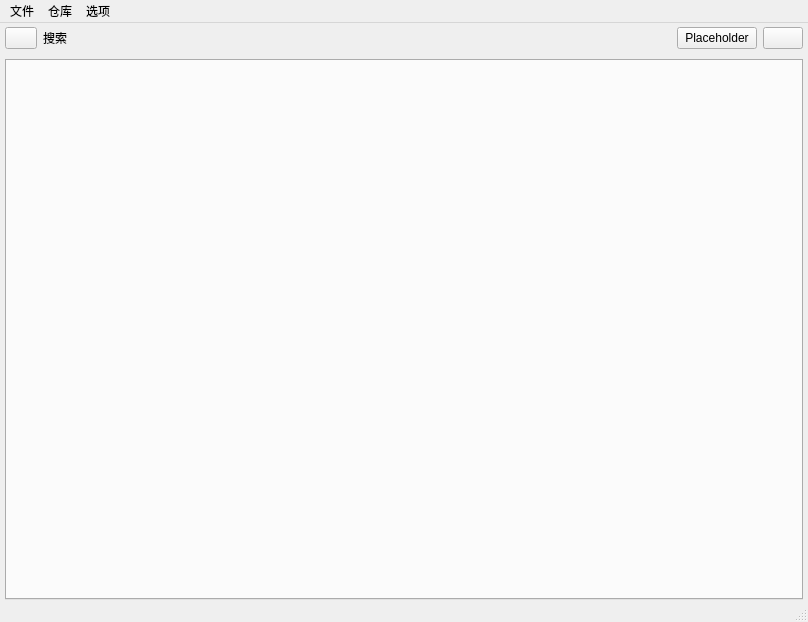
Craftkuro/StickerGenie, file src/ui/main_window.ui: the form before one commit.
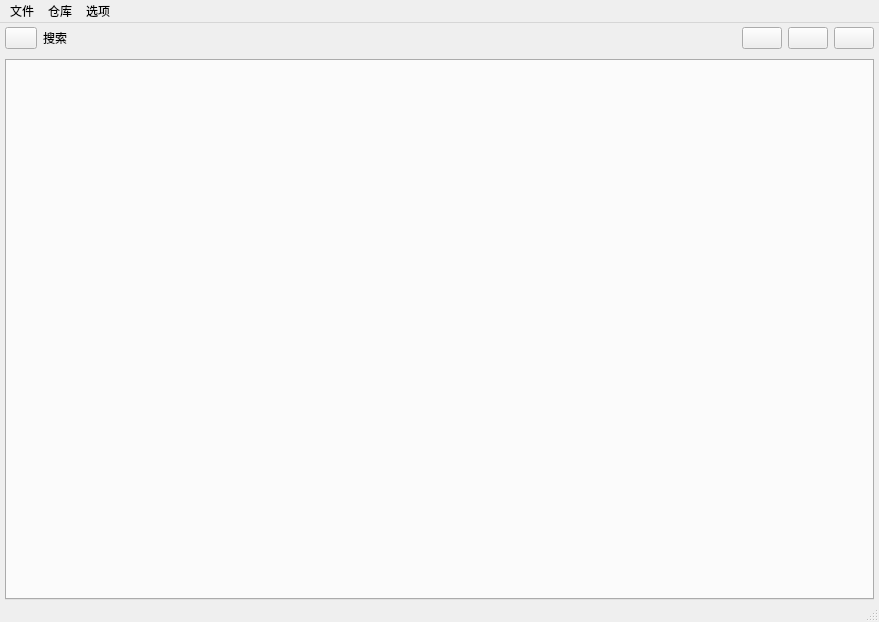
The form after the commit. Icons and pictures are not drawn. Custom widgets are drawn as their Qt base class.

Diff of the .ui file:
```diff
--- a/src/ui/main_window.ui
+++ b/src/ui/main_window.ui
@@ -6,7 +6,7 @@
    <rect>
     <x>0</x>
     <y>0</y>
-    <width>808</width>
+    <width>879</width>
     <height>622</height>
    </rect>
   </property>
@@ -80,28 +80,25 @@
         </widget>
        </item>
        <item>
-        <widget class="QWidget" name="widgetQuickLaunchButtons" native="true">
-         <layout class="QHBoxLayout" name="horizontalLayout_2">
-          <property name="leftMargin">
-           <number>0</number>
-          </property>
-          <property name="topMargin">
-           <number>0</number>
-          </property>
-          <property name="rightMargin">
-           <number>0</number>
-          </property>
-          <property name="bottomMargin">
-           <number>0</number>
-          </property>
-          <item>
-           <widget class="QPushButton" name="pushButtonQuickSearchPlaceHolder">
-            <property name="text">
-             <string>Placeholder</string>
-            </property>
-           </widget>
-          </item>
-         </layout>
+        <widget class="QPushButton" name="pushButtonStartExamine">
+         <property name="styleSheet">
+          <string notr="true">QPushButton { padding: 3px; }</string>
+         </property>
+         <property name="icon">
+          <iconset>
+           <normaloff>../resources/binoculars.svg</normaloff>../resources/binoculars.svg</iconset>
+         </property>
+        </widget>
+       </item>
+       <item>
+        <widget class="QPushButton" name="pushButtonTagManager">
+         <property name="styleSheet">
+          <string notr="true">QPushButton { padding: 3px; }</string>
+         </property>
+         <property name="icon">
+          <iconset>
+           <normaloff>../resources/tags.svg</normaloff>../resources/tags.svg</iconset>
+         </property>
         </widget>
        </item>
        <item>
@@ -148,7 +145,7 @@
     <rect>
      <x>0</x>
      <y>0</y>
-     <width>808</width>
+     <width>879</width>
      <height>22</height>
     </rect>
    </property>
```
